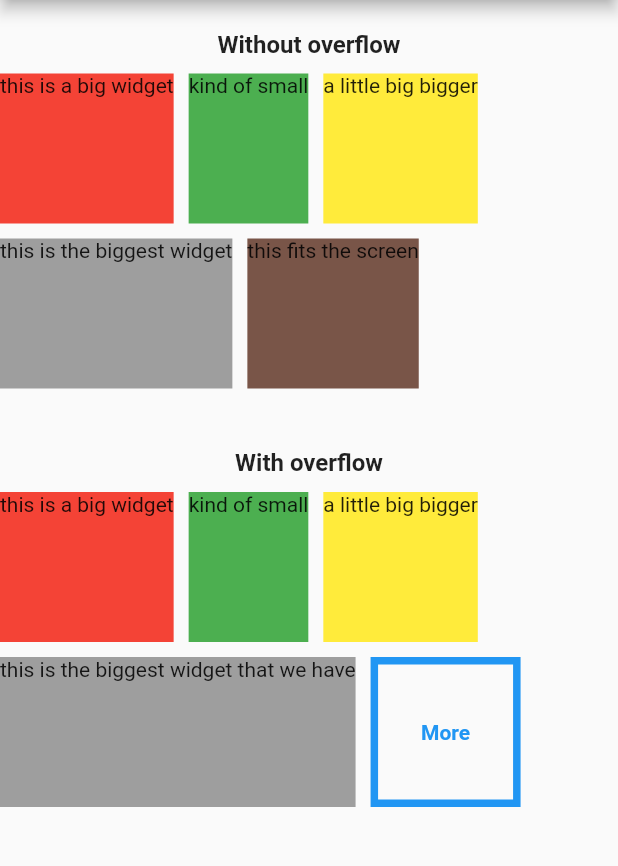
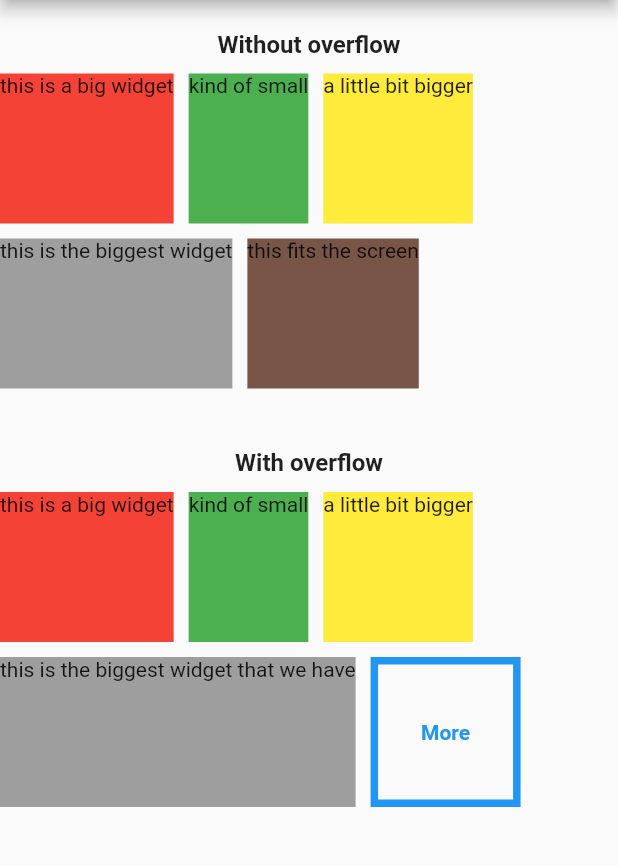
Before and after one commit to docputs/custom_wrap_app, a Flutter app: the screen it shows after launch, on a phone screen of 412 x 824 dp, the part 84-950 px from its top. Run offline on Flutter 3.47's test engine with Material 2 defaults, Android fonts, the phone set to English and light mode, and no system bars.

Commit message:
fix text message

```diff
--- a/lib/app/home_page.dart
+++ b/lib/app/home_page.dart
@@ -37,7 +37,7 @@ class HomePage extends StatelessWidget {
                     color: Colors.green,
                   ),
                   ColoredTextBox(
-                    text: 'a little big bigger',
+                    text: 'a little bit bigger',
                     color: Colors.yellow,
                   ),
                   ColoredTextBox(
@@ -71,7 +71,7 @@ class HomePage extends StatelessWidget {
                     color: Colors.green,
                   ),
                   ColoredTextBox(
-                    text: 'a little big bigger',
+                    text: 'a little bit bigger',
                     color: Colors.yellow,
                   ),
                   ColoredTextBox(
```
